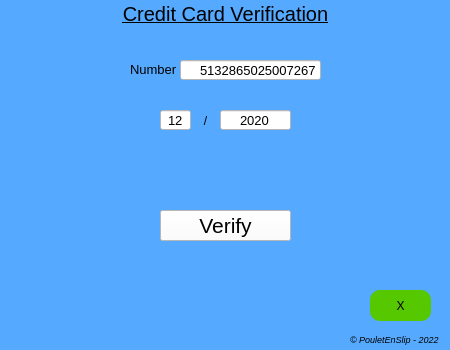
First picture: the form in src/mainwindow.ui, repository seguinleo/CreditCardVerification, before the edit.
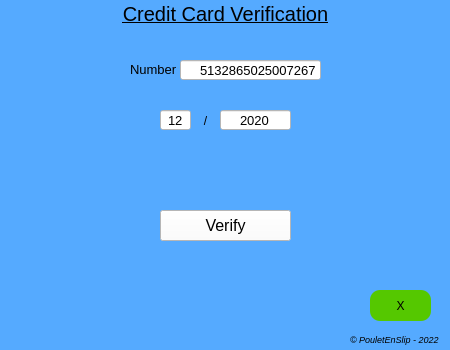
Second picture: the form after the edit. Icons and pictures are not drawn.

Patch:
```diff
--- a/src/mainwindow.ui
+++ b/src/mainwindow.ui
@@ -226,7 +226,7 @@
     </property>
     <property name="font">
      <font>
-      <pointsize>16</pointsize>
+      <pointsize>12</pointsize>
      </font>
     </property>
     <property name="styleSheet">
```
Left out of the diff: 5 changed lines with no effect on the pictures.
